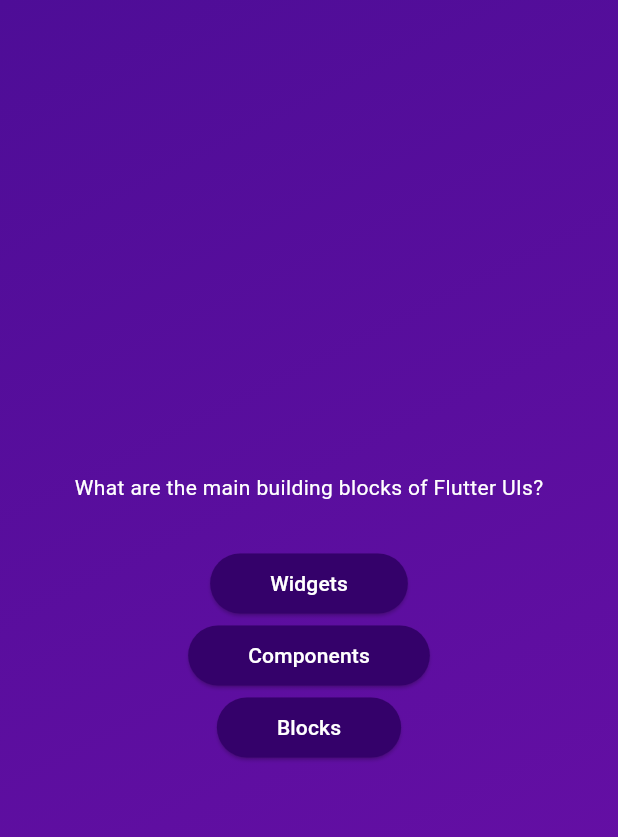
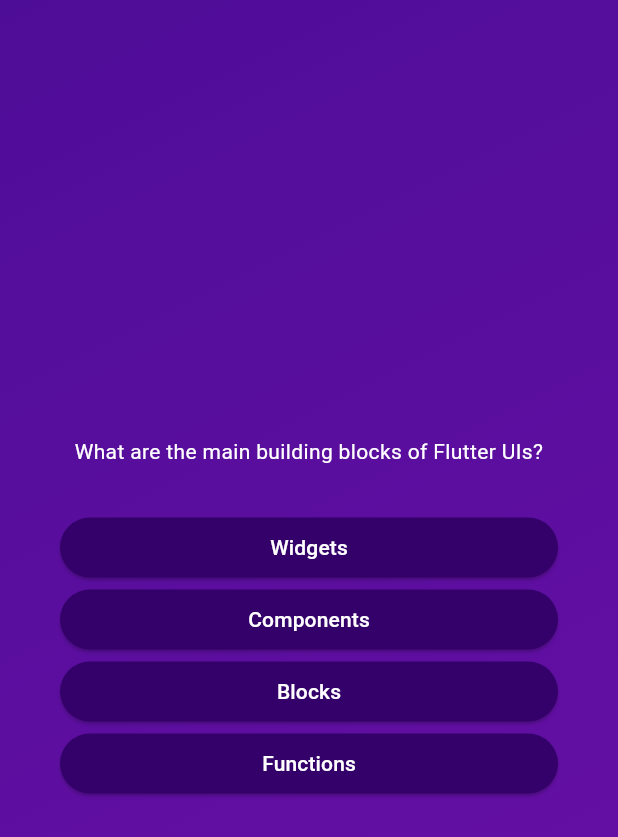
Before and after one commit to ghiocela07/adv_basics, a Flutter app: the screen it shows after launch, after a tap on "Start Quiz", on a phone screen of 412 x 824 dp. Shown: the top 837 px of the screen. Run offline on Flutter 3.47's test engine with Material 3 defaults, Android fonts, the phone set to English and light mode, and no system bars.

Commit message:
Section 3 72

```diff
--- a/lib/questions_screen.dart
+++ b/lib/questions_screen.dart
@@ -19,29 +19,31 @@ class _QuestionsScreenState extends State<QuestionsScreen> {
 
     return SizedBox(
       width: double.infinity,
+      child: Container(
+        margin: const EdgeInsets.all(40),
         child: Column(
           mainAxisAlignment: MainAxisAlignment.center,
+          crossAxisAlignment: CrossAxisAlignment.stretch,
           children: [
             Text(
               currentQuestion.text,
-            style: const TextStyle(color: Colors.white, fontSize: 14),
+              textAlign: TextAlign.center,
+              style: const TextStyle(
+                color: Colors.white,
+                fontSize: 14,
+              ),
             ),
             const SizedBox(
               height: 30,
             ),
-          AnswerButton(
-            answerText: currentQuestion.answers[0],
+            ...currentQuestion.answers.map((answer) {
+              return AnswerButton(
+                answerText: answer,
                 onTap: () {},
+              );
+            }),
+          ],
         ),
-          AnswerButton(
-            answerText: currentQuestion.answers[1],
-            onTap: () {},
-          ),
-          AnswerButton(
-            answerText:  currentQuestion.answers[2],
-            onTap: () {},
-          ),
-        ],
       ),
     );
   }
```
Lines whose indentation alone changed are shown as unchanged.
